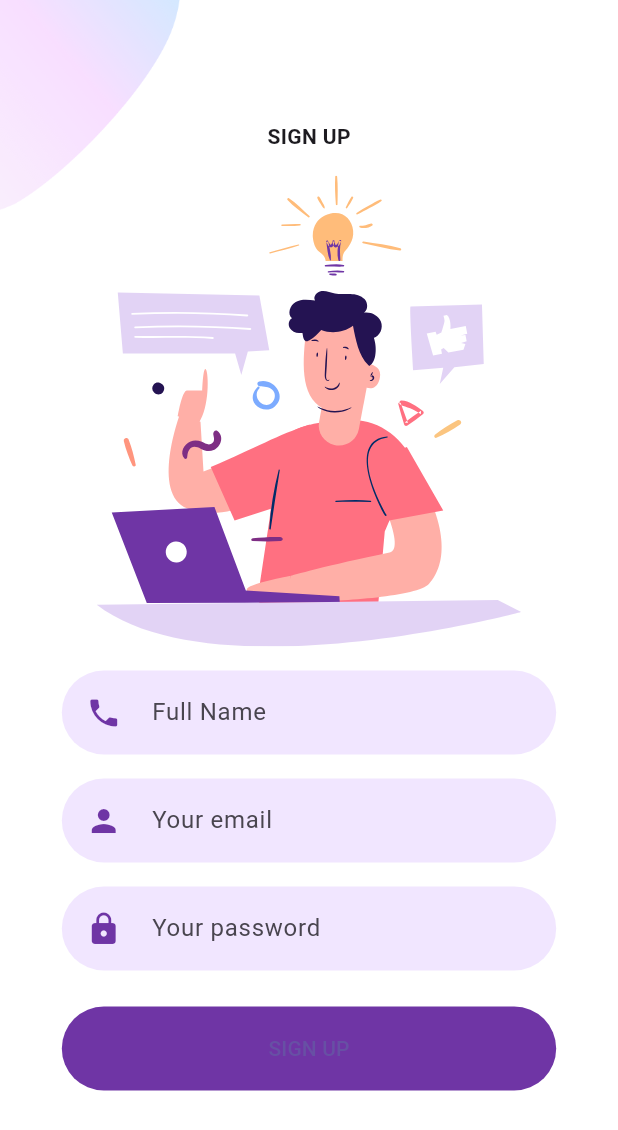
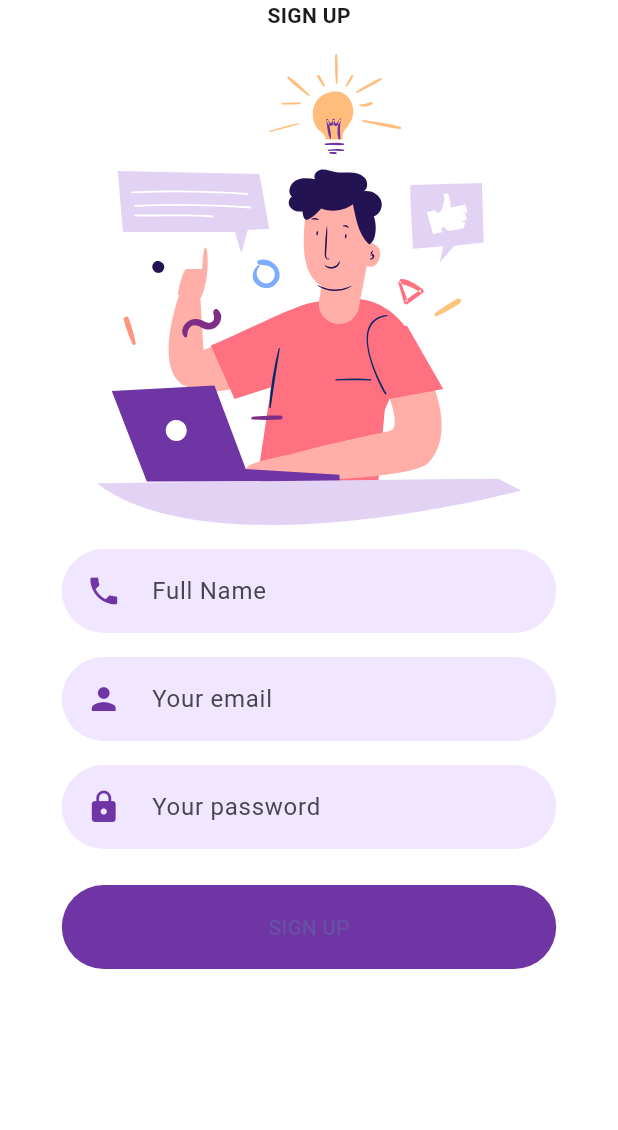
Before and after one commit to saini128/capstone-project, a Flutter app: the SignUpScreen screen opened directly, on a phone screen of 412 x 824 dp. Shown: the top 1130 px of the screen. Run offline on Flutter 3.47's test engine with Material 3 defaults, Android fonts, the phone set to English and light mode, and no system bars; our stand-ins replace cloud_firestore, firebase_auth, firebase_core, flutter_svg; missing offline and left inert: flutter_barcode_scanner, flutter_stripe; accounts and stored records are empty; network calls fail.

```diff
--- a/client_app/lib/Screens/Dashboard/dashboard.dart
+++ b/client_app/lib/Screens/Dashboard/dashboard.dart
@@ -92,6 +92,12 @@ class _DashboardPageState extends State<DashboardPage> {
         true,
         ScanMode.QR,
       );
+      if (barcodeScanRes.isEmpty) {
+        // User pressed "Cancel"
+        _scanning = false;
+        setState(() {});
+        return;
+      }
       print(barcodeScanRes);
     } on PlatformException {
       barcodeScanRes = 'Failed to get platform version.';
--- a/client_app/lib/Screens/Signup/signup_screen.dart
+++ b/client_app/lib/Screens/Signup/signup_screen.dart
@@ -11,32 +11,9 @@ class SignUpScreen extends StatelessWidget {
 
   @override
   Widget build(BuildContext context) {
-    return Background(
-      child: SingleChildScrollView(
-        child: Responsive(
-          mobile: const MobileSignupScreen(),
-          desktop: Row(
-            children: [
-              const Expanded(
-                child: SignUpScreenTopImage(),
-              ),
-              Expanded(
-                child: Column(
-                  mainAxisAlignment: MainAxisAlignment.center,
-                  children: const [
-                    SizedBox(
-                      width: 450,
-                      child: SignUpForm(),
-                    ),
-                    SizedBox(height: defaultPadding / 2),
-                    // SocalSignUp()
-                  ],
-                ),
-              )
-            ],
-          ),
-        ),
-      ),
+    return Scaffold(
+      resizeToAvoidBottomInset: true,
+      body: MobileSignupScreen(),
     );
   }
 }
@@ -48,7 +25,8 @@ class MobileSignupScreen extends StatelessWidget {
 
   @override
   Widget build(BuildContext context) {
-    return Column(
+    return SingleChildScrollView(
+      child: Column(
         mainAxisAlignment: MainAxisAlignment.center,
         children: <Widget>[
           const SignUpScreenTopImage(),
@@ -64,6 +42,7 @@ class MobileSignupScreen extends StatelessWidget {
           ),
           // const SocalSignUp()
         ],
+      ),
     );
   }
 }
```
Also changed, not shown: client_app/lib/firebase/authuser.dart (+7 -4 lines), 2 other files. Lines whose indentation alone changed are shown as unchanged.
